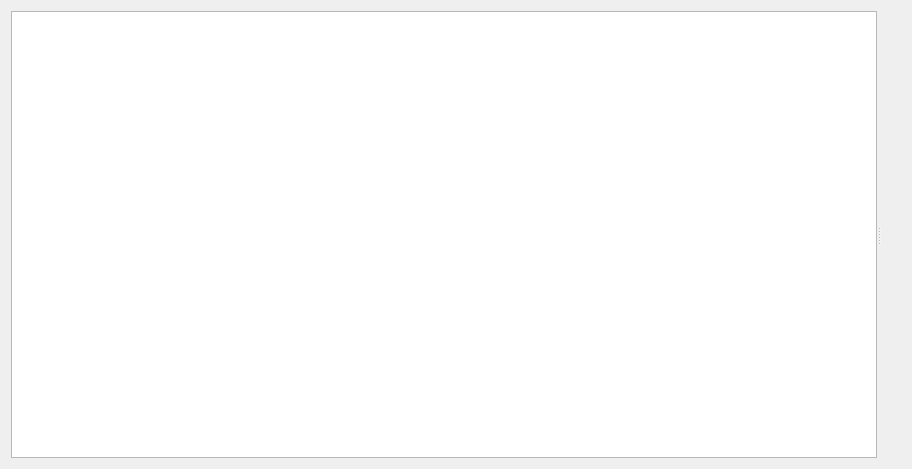
madnight/chessx, file src/gui/openingtreewidget.ui: the form before one commit.
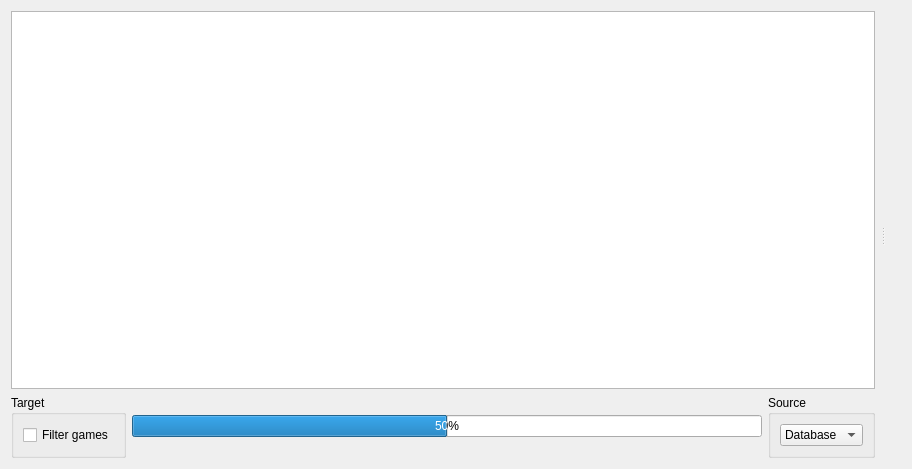
The form after the commit. Custom widgets are drawn as their Qt base class.

Commit message: New feature: Opening Tree with Filter as Source

The edit to the form file:
```diff
--- a/src/gui/openingtreewidget.ui
+++ b/src/gui/openingtreewidget.ui
@@ -24,13 +24,72 @@
      </property>
      <widget class="QWidget" name="LeftWidget" native="true">
       <layout class="QVBoxLayout" name="verticalLayout_2">
+       <property name="spacing">
+        <number>6</number>
+       </property>
+       <property name="rightMargin">
+        <number>6</number>
+       </property>
        <item>
         <widget class="TableView" name="OpeningTreeView"/>
        </item>
+       <item>
+        <layout class="QHBoxLayout" name="horizontalLayout">
+         <property name="sizeConstraint">
+          <enum>QLayout::SetDefaultConstraint</enum>
+         </property>
+         <item>
+          <widget class="QGroupBox" name="groupBox_2">
+           <property name="title">
+            <string>Target</string>
+           </property>
+           <layout class="QHBoxLayout" name="horizontalLayout_2">
+            <item>
+             <widget class="QCheckBox" name="filterGames">
+              <property name="text">
+               <string>Filter games</string>
+              </property>
+             </widget>
+            </item>
+           </layout>
+          </widget>
+         </item>
+         <item>
+          <widget class="QProgressBar" name="progress">
+           <property name="value">
+            <number>50</number>
+           </property>
+          </widget>
+         </item>
+         <item>
+          <widget class="QGroupBox" name="groupBox">
+           <property name="title">
+            <string>Source</string>
+           </property>
+           <layout class="QVBoxLayout" name="verticalLayout_5">
+            <item>
+             <widget class="QComboBox" name="sourceSelector">
+              <item>
+               <property name="text">
+                <string>Database</string>
+               </property>
+              </item>
+              <item>
+               <property name="text">
+                <string>Filter</string>
+               </property>
+              </item>
+             </widget>
+            </item>
+           </layout>
+          </widget>
+         </item>
+        </layout>
+       </item>
       </layout>
      </widget>
      <widget class="QWidget" name="RightWidget" native="true">
-      <layout class="QHBoxLayout" name="horizontalLayout">
+      <layout class="QVBoxLayout" name="verticalLayout_3">
        <property name="leftMargin">
         <number>6</number>
        </property>
```
The commit also changes 9 other files.
